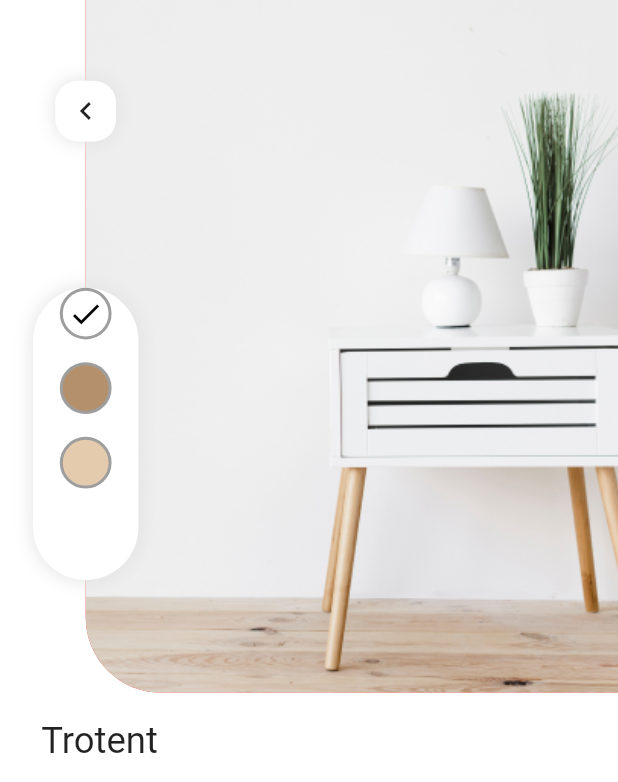
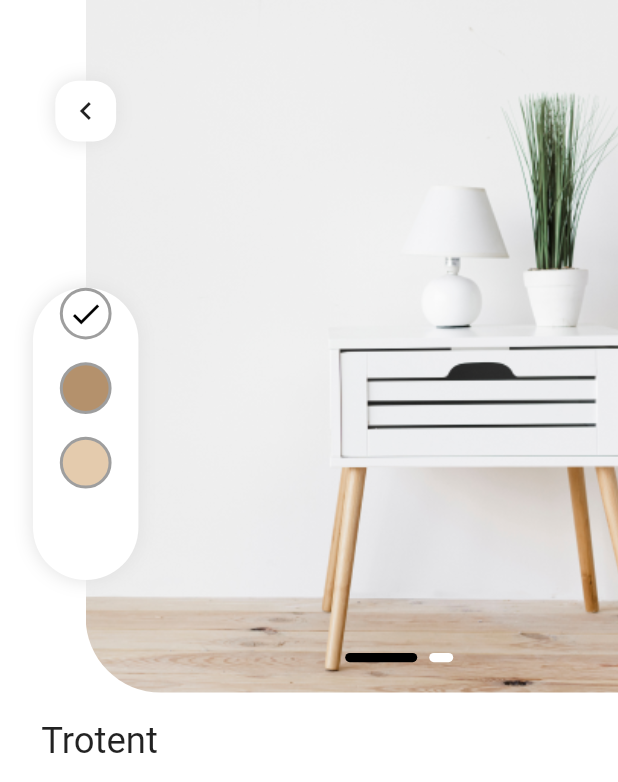
Before and after one commit to Lazizbek97/Furniture_App, a Flutter app: the AboutPage screen opened directly with empty values, on a phone screen of 412 x 824 dp. Shown: the top 782 px of the screen. Run offline on Flutter 3.47's test engine with Material 2 defaults, Android fonts, the phone set to English and light mode, and no system bars; drawn by our look-alikes of smooth_page_indicator; our stand-ins replace badges, cloud_firestore, connectivity_plus, file_picker, firebase_auth, firebase_core and 6 more; accounts and stored records are empty; Roboto replaces fonts that are missing (Gelasio); project files that could hold a hidden picture were left out.

Commit message:
about developer page added one commit before, about page's picture is now scrollable with dots indicators

```diff
--- a/analysis_options.yaml
+++ b/analysis_options.yaml
@@ -7,7 +7,6 @@
 
 # The following line activates a set of recommended lints for Flutter apps,
 # packages, and plugins designed to encourage good coding practices.
-include: package:flutter_lints/flutter.yaml
 
 linter:
   # The lint rules applied to this project can be customized in the
--- a/lib/screens/presentations/about_page.dart/about_page.dart
+++ b/lib/screens/presentations/about_page.dart/about_page.dart
@@ -15,11 +15,13 @@ import 'components/bookmark_part.dart';
 import 'components/color_picker.dart';
 import 'components/plus_minus_item.dart';
 import 'components/ratings_part.dart';
+import 'package:smooth_page_indicator/smooth_page_indicator.dart';
 
 class AboutPage extends StatelessWidget {
   AboutPage({Key? key, required this.index}) : super(key: key);
 
   int index;
+  PageController _controller = PageController();
 
   @override
   Widget build(BuildContext context) {
@@ -47,17 +49,22 @@ class AboutPage extends StatelessWidget {
               children: [
                 Align(
                   alignment: Alignment.centerRight,
-                  child: Container(
+                  child: SizedBox(
                     height: getHeight(455),
                     width: getWidth(323),
+                    child: PageView.builder(
+                      controller: _controller,
+                      itemCount: mebels.img!.length,
+                      itemBuilder: ((context, index) => Container(
                             decoration: BoxDecoration(
-                      color: Colors.red,
                               borderRadius: const BorderRadius.only(
                                   bottomLeft: Radius.circular(50)),
                               image: DecorationImage(
                                 fit: BoxFit.cover,
-                        image: AssetImage(mebels.img![0].toString()),
+                                image: AssetImage(mebels.img![index].toString()),
                               ),
+                            ),
+                          )),
                     ),
                   ),
                 ),
@@ -136,6 +143,20 @@ class AboutPage extends StatelessWidget {
                     ],
                   ),
                 ),
+                Positioned(
+                  bottom: getHeight(20),
+                  right: getWidth(100),
+                  child: SmoothPageIndicator(
+                      controller: _controller,
+                      // PageController
+                      count: mebels.img!.length,
+                      effect: ExpandingDotsEffect(
+                        activeDotColor: Colors.black,
+                        dotColor: Colors.white,
+                        dotHeight: getHeight(6.0),
+                      ), // your preferred effect
+                      onDotClicked: (index) {}),
+                )
               ],
             ),
             Expanded(
--- a/pubspec.yaml
+++ b/pubspec.yaml
@@ -57,6 +57,7 @@ dependencies:
   url_launcher: ^6.0.20
   url_launcher_web: ^2.0.9
   font_awesome_flutter: ^9.2.0
+  smooth_page_indicator: ^1.0.0+2
 
 
 
```
Also changed, not shown: lib/screens/presentations/about_me_page/about_me_page.dart (+48 -9 lines), pubspec.lock. Lines whose indentation alone changed are shown as unchanged.
